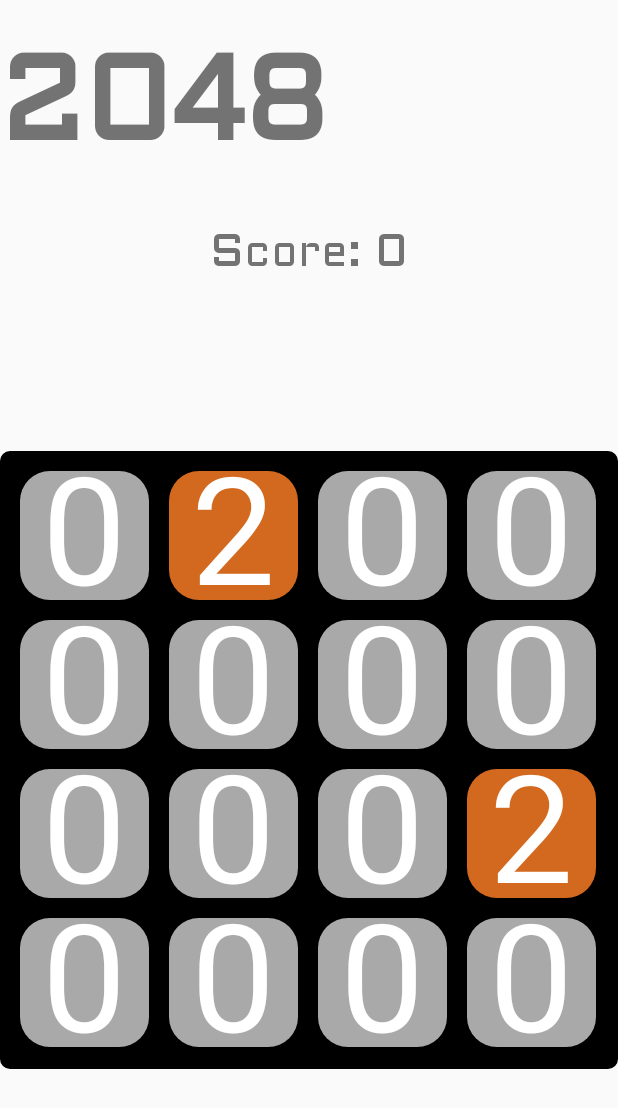
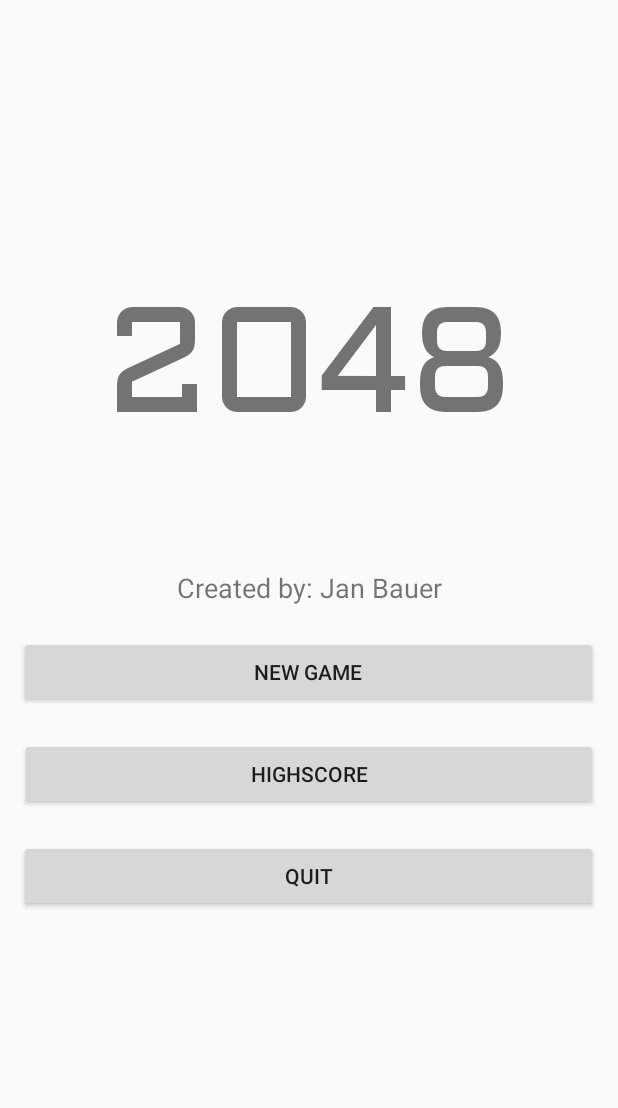
Before and after one commit to MrSchnitz/tamz-ii, an Android app: the screen it shows after launch (MainActivity before the commit, WelcomeActivity after it), on a phone screen of 412 x 824 dp. Shown: the top 1108 px of the screen. Run offline under Robolectric (Android 15) with nearby library versions, the phone set to English and light mode, and no system bars.

Commit message:
Added welcome activity

```diff
--- a/app/src/main/AndroidManifest.xml
+++ b/app/src/main/AndroidManifest.xml
@@ -9,13 +9,14 @@
         android:roundIcon="@mipmap/ic_launcher_round"
         android:supportsRtl="true"
         android:theme="@style/AppTheme">
-        <activity android:name=".MainActivity">
+        <activity android:name=".WelcomeActivity">
             <intent-filter>
                 <action android:name="android.intent.action.MAIN" />
 
                 <category android:name="android.intent.category.LAUNCHER" />
             </intent-filter>
         </activity>
+        <activity android:name=".MainActivity"></activity>
     </application>
 
 </manifest>
--- a/app/src/main/java/com/example/jan/new2048/MainActivity.java
+++ b/app/src/main/java/com/example/jan/new2048/MainActivity.java
@@ -1,6 +1,7 @@
 package com.example.jan.new2048;
 
 import android.app.Activity;
+import android.graphics.Color;
 import android.os.Bundle;
 import android.view.MotionEvent;
 import android.view.View;
@@ -14,15 +15,19 @@
     TextView scoreLabel;
     CanvasView canvasView;
 
+
     @Override
     protected void onCreate(Bundle savedInstanceState) {
         super.onCreate(savedInstanceState);
         setContentView(R.layout.activity_main);
 
+        getWindow().getDecorView().setBackgroundColor(Color.GRAY);
+
         scoreLabel = findViewById(R.id.scoreLabel);
         canvasView = findViewById(R.id.canvasView);
 
         canvasView.setScoreLabel(scoreLabel);
+        canvasView.setBackgroundColor(Color.LTGRAY);
 
     }
 
--- /dev/null
+++ b/app/src/main/java/com/example/jan/new2048/WelcomeActivity.java
@@ -0,0 +1,30 @@
+package com.example.jan.new2048;
+
+import android.app.Activity;
+import android.content.Intent;
+import android.os.Bundle;
+import android.view.View;
+
+public class WelcomeActivity extends Activity {
+
+    @Override
+    protected void onCreate(Bundle savedInstanceState) {
+        super.onCreate(savedInstanceState);
+        setContentView(R.layout.activity_welcome);
+    }
+
+    public void newGameClick(View view) {
+        Intent intent = new Intent(this, MainActivity.class);
+//        intent.putExtra("theme",theme);
+        startActivity(intent);
+    }
+
+
+    public void highscoreClick(View view) {
+
+    }
+
+    public void quitClick(View view) {
+        finishAndRemoveTask();
+    }
+}
--- a/app/src/main/res/layout/activity_main.xml
+++ b/app/src/main/res/layout/activity_main.xml
@@ -4,6 +4,7 @@
     xmlns:tools="http://schemas.android.com/tools"
     android:layout_width="match_parent"
     android:layout_height="match_parent"
+    android:id="@+id/mainActivity"
     android:orientation="vertical"
     tools:context=".MainActivity">
 
--- /dev/null
+++ b/app/src/main/res/layout/activity_welcome.xml
@@ -0,0 +1,80 @@
+<?xml version="1.0" encoding="utf-8"?>
+<android.support.constraint.ConstraintLayout xmlns:android="http://schemas.android.com/apk/res/android"
+    xmlns:app="http://schemas.android.com/apk/res-auto"
+    xmlns:tools="http://schemas.android.com/tools"
+    android:layout_width="match_parent"
+    android:layout_height="match_parent"
+    tools:context=".WelcomeActivity">
+
+    <TextView
+        android:id="@+id/textView"
+        android:layout_width="wrap_content"
+        android:layout_height="wrap_content"
+        android:layout_marginBottom="8dp"
+        android:layout_marginEnd="8dp"
+        android:layout_marginStart="8dp"
+        android:layout_marginTop="8dp"
+        android:fontFamily="@font/aldrich"
+        android:text="2048"
+        android:textSize="100sp"
+        app:layout_constraintBottom_toTopOf="@+id/textView2"
+        app:layout_constraintEnd_toEndOf="parent"
+        app:layout_constraintStart_toStartOf="parent"
+        app:layout_constraintTop_toTopOf="parent"
+        app:layout_constraintVertical_bias="0.742" />
+
+    <Button
+        android:id="@+id/newGameButton"
+        android:layout_width="386dp"
+        android:layout_height="wrap_content"
+        android:layout_marginBottom="20dp"
+        android:layout_marginEnd="8dp"
+        android:layout_marginStart="8dp"
+        android:text="New game"
+        android:onClick="newGameClick"
+        app:layout_constraintBottom_toTopOf="@+id/highscoreButton"
+        app:layout_constraintEnd_toEndOf="parent"
+        app:layout_constraintHorizontal_bias="0.498"
+        app:layout_constraintStart_toStartOf="parent" />
+
+    <Button
+        android:id="@+id/highscoreButton"
+        android:layout_width="385dp"
+        android:layout_height="wrap_content"
+        android:layout_marginBottom="20dp"
+        android:layout_marginEnd="8dp"
+        android:layout_marginStart="8dp"
+        android:text="Highscore"
+        android:onClick="highscoreClick"
+        app:layout_constraintBottom_toTopOf="@+id/quitButton"
+        app:layout_constraintEnd_toEndOf="parent"
+        app:layout_constraintHorizontal_bias="0.498"
+        app:layout_constraintStart_toStartOf="parent" />
+
+    <Button
+        android:id="@+id/quitButton"
+        android:layout_width="386dp"
+        android:layout_height="wrap_content"
+        android:layout_marginBottom="216dp"
+        android:layout_marginEnd="8dp"
+        android:layout_marginStart="8dp"
+        android:text="Quit"
+        android:onClick="quitClick"
+        app:layout_constraintBottom_toBottomOf="parent"
+        app:layout_constraintEnd_toEndOf="parent"
+        app:layout_constraintHorizontal_bias="0.498"
+        app:layout_constraintStart_toStartOf="parent" />
+
+    <TextView
+        android:id="@+id/textView2"
+        android:layout_width="wrap_content"
+        android:layout_height="0dp"
+        android:layout_marginBottom="20dp"
+        android:layout_marginEnd="8dp"
+        android:layout_marginStart="8dp"
+        android:text="Created by: Jan Bauer"
+        android:textSize="18sp"
+        app:layout_constraintBottom_toTopOf="@+id/newGameButton"
+        app:layout_constraintEnd_toEndOf="parent"
+        app:layout_constraintStart_toStartOf="parent" />
+</android.support.constraint.ConstraintLayout>
```
